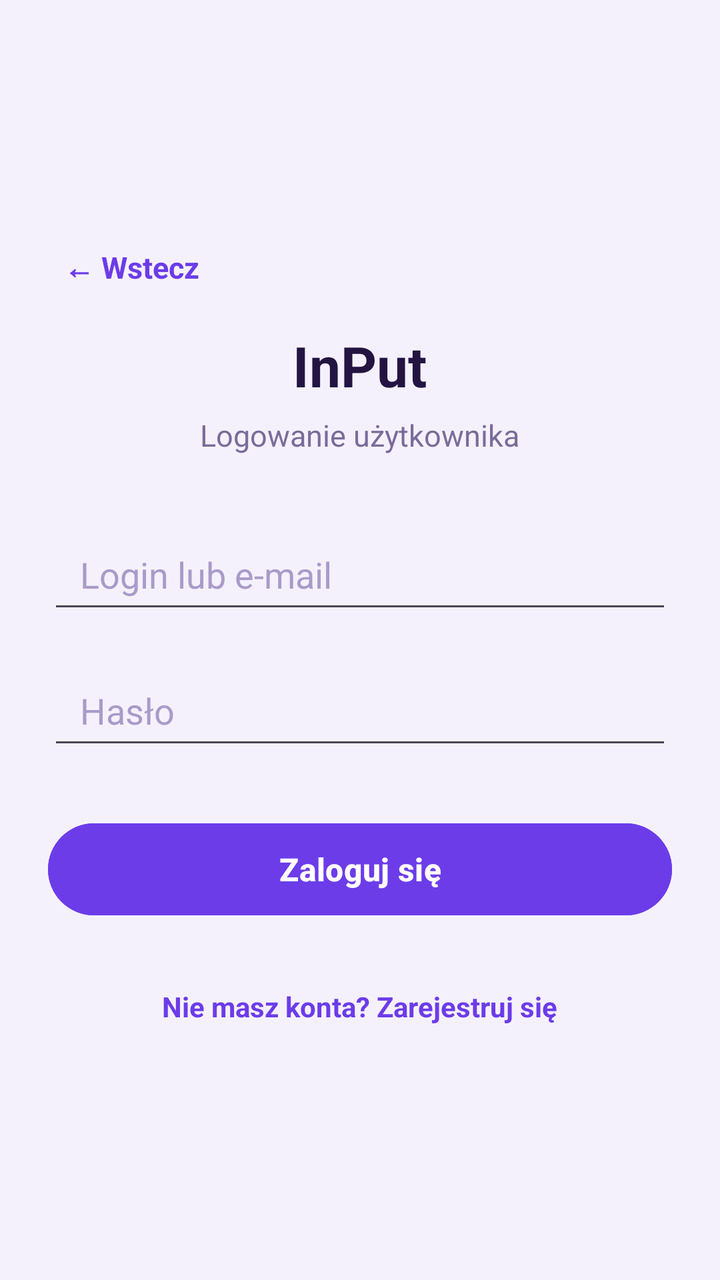
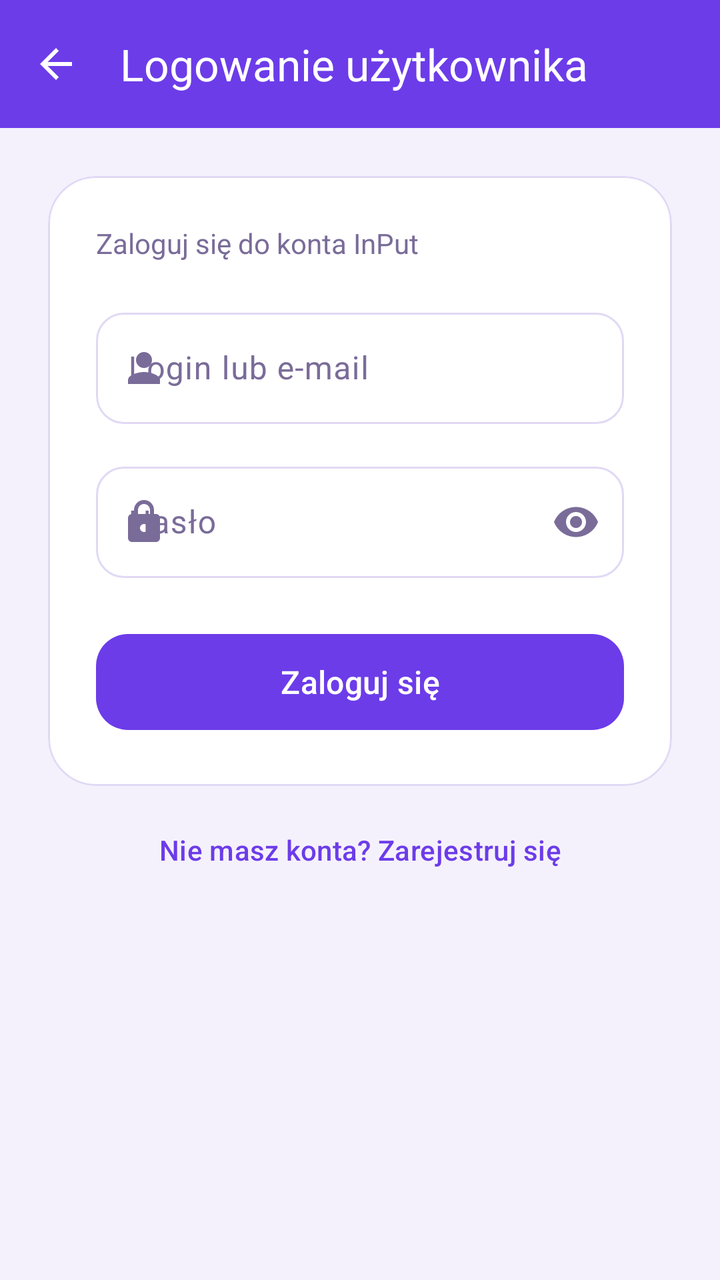

Two renders of the same Android screen: before a commit and after it. Below are the layout's source before the change and the commit's diff.
<!-- AndroidManifest.xml: application theme Theme.DemoEmptyActivity -->
<!-- res/layout/activity_login_user.xml -->
<?xml version="1.0" encoding="utf-8"?>
<androidx.appcompat.widget.LinearLayoutCompat
        xmlns:android="http://schemas.android.com/apk/res/android"
        xmlns:tools="http://schemas.android.com/tools"
        android:id="@+id/main"
        android:layout_width="match_parent"
        android:layout_height="match_parent"
        android:orientation="vertical"
        android:gravity="center"
        android:padding="24dp"
        android:background="@color/purple_background"
        tools:context=".LoginUserActivity">

    <TextView
            android:id="@+id/btnBack"
            android:layout_width="wrap_content"
            android:layout_height="wrap_content"
            android:layout_gravity="start"
            android:text="← Wstecz"
            android:textColor="@color/purple_primary"
            android:textSize="15sp"
            android:textStyle="bold"
            android:clickable="true"
            android:focusable="true"
            android:padding="8dp"
            android:layout_marginBottom="12dp" />

    <TextView
            android:id="@+id/tvTitle"
            android:layout_width="wrap_content"
            android:layout_height="wrap_content"
            android:text="InPut"
            android:textSize="28sp"
            android:textStyle="bold"
            android:textColor="@color/text_dark"
            android:layout_marginBottom="6dp" />

    <TextView
            android:id="@+id/tvSubtitle"
            android:layout_width="wrap_content"
            android:layout_height="wrap_content"
            android:text="Logowanie użytkownika"
            android:textSize="15sp"
            android:textColor="@color/text_muted"
            android:layout_marginBottom="32dp" />

    <EditText
            android:id="@+id/etLogin"
            android:layout_width="match_parent"
            android:layout_height="52dp"
            android:hint="Login lub e-mail"
            android:inputType="text"
            android:paddingStart="16dp"
            android:paddingEnd="16dp"
            android:textColor="@color/text_dark"
            android:textColorHint="@color/hint_muted"
            android:layout_marginBottom="16dp" />

    <EditText
            android:id="@+id/etPassword"
            android:layout_width="match_parent"
            android:layout_height="52dp"
            android:hint="Hasło"
            android:inputType="textPassword"
            android:paddingStart="16dp"
            android:paddingEnd="16dp"
            android:textColor="@color/text_dark"
            android:textColorHint="@color/hint_muted"
            android:layout_marginBottom="28dp" />

    <Button
            android:id="@+id/btnSubmit"
            android:layout_width="match_parent"
            android:layout_height="54dp"
            android:text="Zaloguj się"
            android:textSize="16sp"
            android:textStyle="bold"
            android:textColor="@color/white"
            android:backgroundTint="@color/purple_primary" />

    <TextView
            android:id="@+id/tvGoRegister"
            android:layout_width="wrap_content"
            android:layout_height="wrap_content"
            android:text="Nie masz konta? Zarejestruj się"
            android:textColor="@color/purple_primary"
            android:textSize="14sp"
            android:textStyle="bold"
            android:clickable="true"
            android:focusable="true"
            android:padding="12dp"
            android:layout_marginTop="20dp" />

</androidx.appcompat.widget.LinearLayoutCompat>
<!-- resources referenced by this layout -->
<resources>
  <color name="hint_muted">#A99BC9</color>
  <color name="purple_background">#F5F1FC</color>
  <color name="purple_primary">#6C3CE9</color>
  <color name="text_dark">#241442</color>
  <color name="text_muted">#7A6C99</color>
  <color name="white">#FFFFFFFF</color>
  <style name="Theme.DemoEmptyActivity" parent="Base.Theme.DemoEmptyActivity" />
  <style name="Base.Theme.DemoEmptyActivity" parent="Theme.Material3.DayNight.NoActionBar">
          <item name="colorPrimary">@color/purple_primary</item>
          <item name="colorPrimaryDark">@color/purple_primary_dark</item>
          <item name="colorOnPrimary">@color/white</item>
          <item name="android:windowBackground">@color/purple_background</item>
      </style>
  <color name="purple_primary_dark">#4B2AAE</color>
</resources>

<!-- the commit's change to res/layout/activity_login_user.xml (unified diff, before → after) -->
@@ -1,94 +1,121 @@
 <?xml version="1.0" encoding="utf-8"?>
-<androidx.appcompat.widget.LinearLayoutCompat
-        xmlns:android="http://schemas.android.com/apk/res/android"
+<LinearLayout xmlns:android="http://schemas.android.com/apk/res/android"
+        xmlns:app="http://schemas.android.com/apk/res-auto"
         xmlns:tools="http://schemas.android.com/tools"
         android:id="@+id/main"
         android:layout_width="match_parent"
         android:layout_height="match_parent"
         android:orientation="vertical"
-        android:gravity="center"
-        android:padding="24dp"
         android:background="@color/purple_background"
         tools:context=".LoginUserActivity">
 
-    <TextView
-            android:id="@+id/btnBack"
-            android:layout_width="wrap_content"
-            android:layout_height="wrap_content"
-            android:layout_gravity="start"
-            android:text="← Wstecz"
-            android:textColor="@color/purple_primary"
-            android:textSize="15sp"
-            android:textStyle="bold"
-            android:clickable="true"
-            android:focusable="true"
-            android:padding="8dp"
-            android:layout_marginBottom="12dp" />
+    <com.google.android.material.appbar.MaterialToolbar
+            android:id="@+id/toolbar"
+            android:layout_width="match_parent"
+            android:layout_height="?attr/actionBarSize"
+            android:background="@color/purple_primary"
+            app:title="Logowanie użytkownika"
+            app:titleTextColor="@color/white"
+            app:navigationIcon="@drawable/ic_arrow_back"
+            app:navigationIconTint="@color/white" />
 
-    <TextView
-            android:id="@+id/tvTitle"
-            android:layout_width="wrap_content"
-            android:layout_height="wrap_content"
-            android:text="InPut"
-            android:textSize="28sp"
-            android:textStyle="bold"
-            android:textColor="@color/text_dark"
-            android:layout_marginBottom="6dp" />
+    <androidx.core.widget.NestedScrollView
+            android:layout_width="match_parent"
+            android:layout_height="match_parent">
 
-    <TextView
-            android:id="@+id/tvSubtitle"
-            android:layout_width="wrap_content"
-            android:layout_height="wrap_content"
-            android:text="Logowanie użytkownika"
-            android:textSize="15sp"
-            android:textColor="@color/text_muted"
-            android:layout_marginBottom="32dp" />
+        <LinearLayout
+                android:layout_width="match_parent"
+                android:layout_height="wrap_content"
+                android:orientation="vertical"
+                android:padding="24dp">
 
-    <EditText
-            android:id="@+id/etLogin"
-            android:layout_width="match_parent"
-            android:layout_height="52dp"
-            android:hint="Login lub e-mail"
-            android:inputType="text"
-            android:paddingStart="16dp"
-            android:paddingEnd="16dp"
-            android:textColor="@color/text_dark"
-            android:textColorHint="@color/hint_muted"
-            android:layout_marginBottom="16dp" />
+            <com.google.android.material.card.MaterialCardView
+                    android:layout_width="match_parent"
+                    android:layout_height="wrap_content"
+                    app:cardCornerRadius="24dp"
+                    app:cardElevation="0dp"
+                    app:strokeWidth="1dp"
+                    app:strokeColor="@color/outline"
+                    app:cardBackgroundColor="@color/surface">
 
-    <EditText
-            android:id="@+id/etPassword"
-            android:layout_width="match_parent"
-            android:layout_height="52dp"
-            android:hint="Hasło"
-            android:inputType="textPassword"
-            android:paddingStart="16dp"
-            android:paddingEnd="16dp"
-            android:textColor="@color/text_dark"
-            android:textColorHint="@color/hint_muted"
-            android:layout_marginBottom="28dp" />
+                <LinearLayout
+                        android:layout_width="match_parent"
+                        android:layout_height="wrap_content"
+                        android:orientation="vertical"
+                        android:padding="24dp">
 
-    <Button
-            android:id="@+id/btnSubmit"
-            android:layout_width="match_parent"
-            android:layout_height="54dp"
-            android:text="Zaloguj się"
-            android:textSize="16sp"
-            android:textStyle="bold"
-            android:textColor="@color/white"
-            android:backgroundTint="@color/purple_primary" />
+                    <TextView
+                            android:layout_width="wrap_content"
+                            android:layout_height="wrap_content"
+                            android:text="Zaloguj się do konta InPut"
+                            android:textSize="14sp"
+                            android:textColor="@color/text_muted"
+                            android:layout_marginBottom="20dp" />
 
-    <TextView
-            android:id="@+id/tvGoRegister"
-            android:layout_width="wrap_content"
-            android:layout_height="wrap_content"
-            android:text="Nie masz konta? Zarejestruj się"
-            android:textColor="@color/purple_primary"
-            android:textSize="14sp"
-            android:textStyle="bold"
-            android:clickable="true"
-            android:focusable="true"
-            android:padding="12dp"
-            android:layout_marginTop="20dp" />
+                    <com.google.android.material.textfield.TextInputLayout
+                            android:id="@+id/tilLogin"
+                            style="@style/Widget.Material3.TextInputLayout.OutlinedBox"
+                            android:layout_width="match_parent"
+                            android:layout_height="wrap_content"
+                            android:hint="Login lub e-mail"
+                            app:startIconDrawable="@drawable/ic_person"
+                            app:boxCornerRadiusTopStart="14dp"
+                            app:boxCornerRadiusTopEnd="14dp"
+                            app:boxCornerRadiusBottomStart="14dp"
+                            app:boxCornerRadiusBottomEnd="14dp"
+                            android:layout_marginBottom="16dp">
 
-</androidx.appcompat.widget.LinearLayoutCompat>
+                        <com.google.android.material.textfield.TextInputEditText
+                                android:id="@+id/etLogin"
+                                android:layout_width="match_parent"
+                                android:layout_height="wrap_content"
+                                android:inputType="text" />
+                    </com.google.android.material.textfield.TextInputLayout>
+
+                    <com.google.android.material.textfield.TextInputLayout
+                            android:id="@+id/tilPassword"
+                            style="@style/Widget.Material3.TextInputLayout.OutlinedBox"
+                            android:layout_width="match_parent"
+                            android:layout_height="wrap_content"
+                            android:hint="Hasło"
+                            app:startIconDrawable="@drawable/ic_lock"
+                            app:endIconMode="password_toggle"
+                            app:boxCornerRadiusTopStart="14dp"
+                            app:boxCornerRadiusTopEnd="14dp"
+                            app:boxCornerRadiusBottomStart="14dp"
+                            app:boxCornerRadiusBottomEnd="14dp"
+                            android:layout_marginBottom="24dp">
+
+                        <com.google.android.material.textfield.TextInputEditText
+                                android:id="@+id/etPassword"
+                                android:layout_width="match_parent"
+                                android:layout_height="wrap_content"
+                                android:inputType="textPassword" />
+                    </com.google.android.material.textfield.TextInputLayout>
+
+                    <com.google.android.material.button.MaterialButton
+                            android:id="@+id/btnSubmit"
+                            android:layout_width="match_parent"
+                            android:layout_height="56dp"
+                            android:text="Zaloguj się"
+                            android:textSize="16sp"
+                            android:textAllCaps="false"
+                            app:cornerRadius="16dp" />
+
+                </LinearLayout>
+            </com.google.android.material.card.MaterialCardView>
+
+            <com.google.android.material.button.MaterialButton
+                    android:id="@+id/tvGoRegister"
+                    style="@style/Widget.Material3.Button.TextButton"
+                    android:layout_width="match_parent"
+                    android:layout_height="wrap_content"
+                    android:layout_marginTop="8dp"
+                    android:text="Nie masz konta? Zarejestruj się"
+                    android:textColor="@color/purple_primary"
+                    android:textAllCaps="false" />
+
+        </LinearLayout>
+    </androidx.core.widget.NestedScrollView>
+
+</LinearLayout>
<!-- resource entries referenced after the edit -->
@@ -1,18 +1,58 @@
 <!-- resources referenced by this layout -->
 <resources>
-  <color name="hint_muted">#A99BC9</color>
+  <color name="outline">#E1D9F5</color>
   <color name="purple_background">#F5F1FC</color>
   <color name="purple_primary">#6C3CE9</color>
+  <color name="surface">#FFFFFF</color>
   <color name="text_dark">#241442</color>
   <color name="text_muted">#7A6C99</color>
   <color name="white">#FFFFFFFF</color>
+  <!-- drawable ic_arrow_back (drawable) -->
+  <vector xmlns:android="http://schemas.android.com/apk/res/android"
+      android:width="24dp"
+      android:height="24dp"
+      android:viewportWidth="24"
+      android:viewportHeight="24"
+      android:tint="#FFFFFF">
+      <path
+          android:fillColor="#FF000000"
+          android:pathData="M20,11H7.83l5.59,-5.59L12,4l-8,8 8,8 1.41,-1.41L7.83,13H20v-2z"/>
+  </vector>
+  <!-- drawable ic_lock (drawable) -->
+  <vector xmlns:android="http://schemas.android.com/apk/res/android"
+      android:width="24dp"
+      android:height="24dp"
+      android:viewportWidth="24"
+      android:viewportHeight="24">
+      <path
+          android:fillColor="#FF000000"
+          android:pathData="M18,8h-1L17,6c0,-2.76 -2.24,-5 -5,-5S7,3.24 7,6v2L6,8c-1.1,0 -2,0.9 -2,2v10c0,1.1 0.9,2 2,2h12c1.1,0 2,-0.9 2,-2L20,10c0,-1.1 -0.9,-2 -2,-2zM9,6c0,-1.66 1.34,-3 3,-3s3,1.34 3,3v2L9,8L9,6zM12,17c-1.1,0 -2,-0.9 -2,-2s0.9,-2 2,-2 2,0.9 2,2 -0.9,2 -2,2z"/>
+  </vector>
+  <!-- drawable ic_person (drawable) -->
+  <vector xmlns:android="http://schemas.android.com/apk/res/android"
+      android:width="24dp"
+      android:height="24dp"
+      android:viewportWidth="24"
+      android:viewportHeight="24">
+      <path
+          android:fillColor="#FF000000"
+          android:pathData="M12,12c2.21,0 4,-1.79 4,-4s-1.79,-4 -4,-4 -4,1.79 -4,4 1.79,4 4,4zM12,14c-2.67,0 -8,1.34 -8,4v2h16v-2c0,-2.66 -5.33,-4 -8,-4z"/>
+  </vector>
   <style name="Theme.DemoEmptyActivity" parent="Base.Theme.DemoEmptyActivity" />
   <style name="Base.Theme.DemoEmptyActivity" parent="Theme.Material3.DayNight.NoActionBar">
           <item name="colorPrimary">@color/purple_primary</item>
           <item name="colorPrimaryDark">@color/purple_primary_dark</item>
           <item name="colorOnPrimary">@color/white</item>
+          <item name="colorPrimaryContainer">@color/purple_container</item>
+          <item name="colorOnPrimaryContainer">@color/text_dark</item>
+          <item name="colorSecondary">@color/purple_primary</item>
+          <item name="colorSurface">@color/surface</item>
+          <item name="colorOnSurface">@color/text_dark</item>
+          <item name="colorOnSurfaceVariant">@color/text_muted</item>
+          <item name="colorOutline">@color/outline</item>
           <item name="android:windowBackground">@color/purple_background</item>
       </style>
   <color name="purple_primary_dark">#4B2AAE</color>
+  <color name="purple_container">#EDE4FB</color>
 </resources>
 
